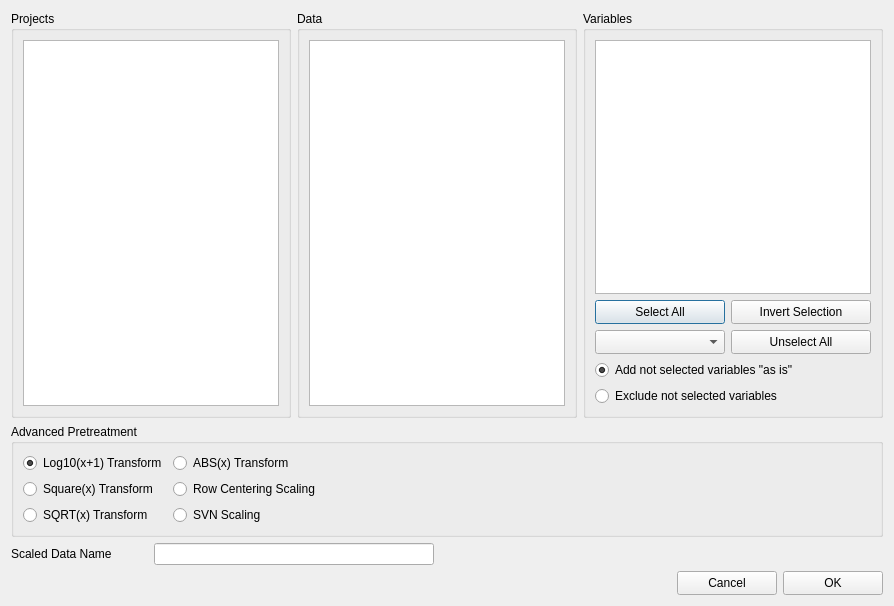
The window that src/Dialogs/AdvancedPretreatmentDialog.ui (gmrandazzo/QStudioMetrics) describes before a commit, drawn with Qt 5.
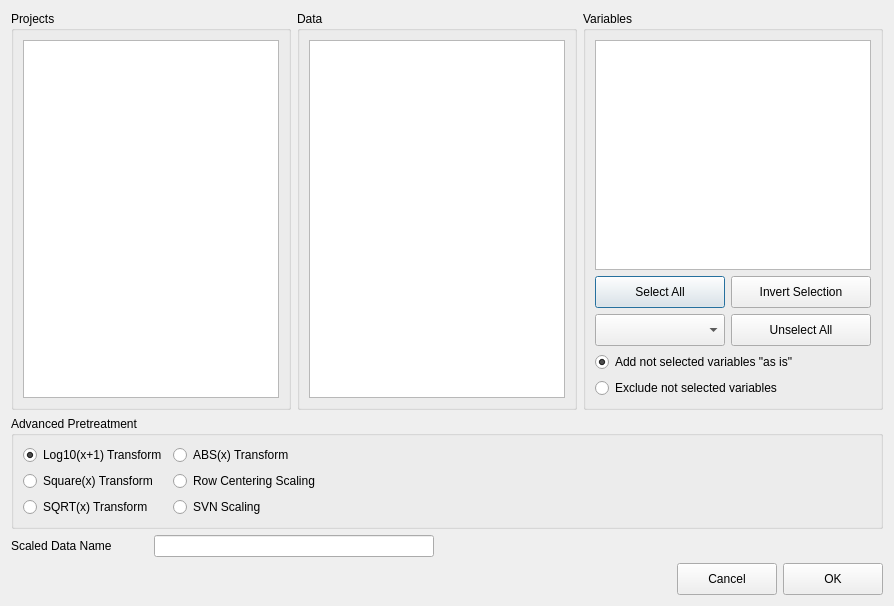
The same window after the commit.

Diff of the .ui file:
```diff
--- a/src/Dialogs/AdvancedPretreatmentDialog.ui
+++ b/src/Dialogs/AdvancedPretreatmentDialog.ui
@@ -71,7 +71,13 @@
           <property name="minimumSize">
            <size>
             <width>130</width>
-            <height>24</height>
+            <height>32</height>
+           </size>
+          </property>
+          <property name="maximumSize">
+           <size>
+            <width>16777215</width>
+            <height>32</height>
            </size>
           </property>
           <property name="text">
@@ -84,7 +90,13 @@
           <property name="minimumSize">
            <size>
             <width>130</width>
-            <height>24</height>
+            <height>32</height>
+           </size>
+          </property>
+          <property name="maximumSize">
+           <size>
+            <width>16777215</width>
+            <height>32</height>
            </size>
           </property>
           <property name="text">
@@ -97,13 +109,13 @@
           <property name="minimumSize">
            <size>
             <width>130</width>
-            <height>24</height>
+            <height>32</height>
            </size>
           </property>
           <property name="maximumSize">
            <size>
             <width>130</width>
-            <height>24</height>
+            <height>32</height>
            </size>
           </property>
          </widget>
@@ -113,7 +125,13 @@
           <property name="minimumSize">
            <size>
             <width>130</width>
-            <height>24</height>
+            <height>32</height>
+           </size>
+          </property>
+          <property name="maximumSize">
+           <size>
+            <width>16777215</width>
+            <height>32</height>
            </size>
           </property>
           <property name="text">
@@ -281,13 +299,13 @@
        <property name="minimumSize">
         <size>
          <width>100</width>
-         <height>24</height>
+         <height>32</height>
         </size>
        </property>
        <property name="maximumSize">
         <size>
          <width>100</width>
-         <height>24</height>
+         <height>32</height>
         </size>
        </property>
        <property name="text">
@@ -300,13 +318,13 @@
        <property name="minimumSize">
         <size>
          <width>100</width>
-         <height>24</height>
+         <height>32</height>
         </size>
        </property>
        <property name="maximumSize">
         <size>
          <width>100</width>
-         <height>24</height>
+         <height>32</height>
         </size>
        </property>
        <property name="text">
```
